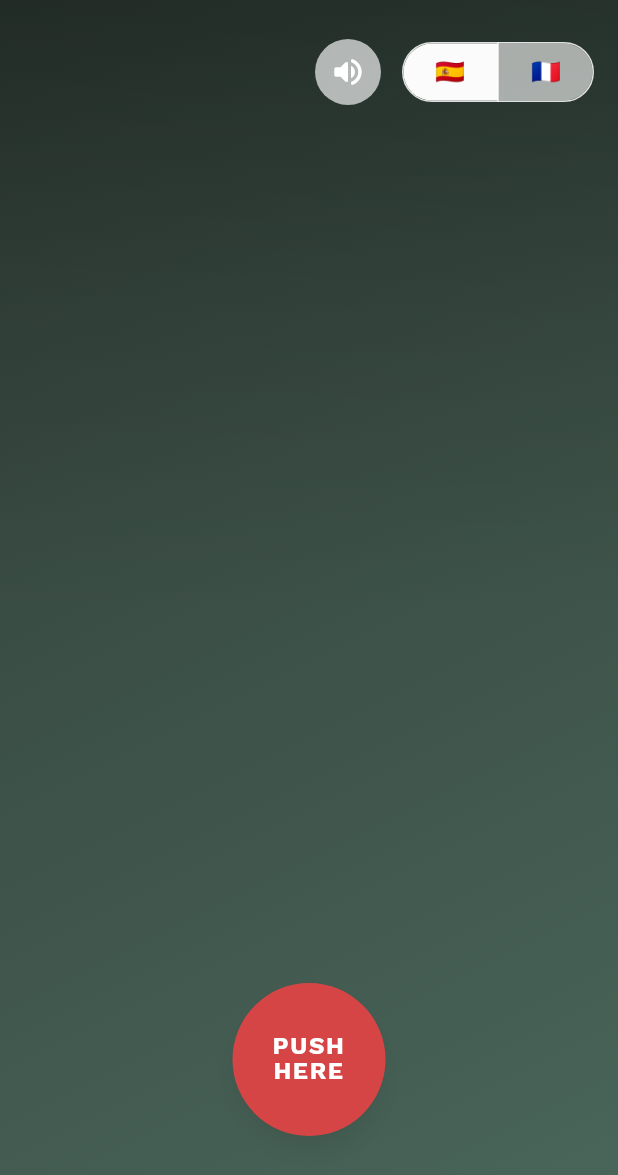
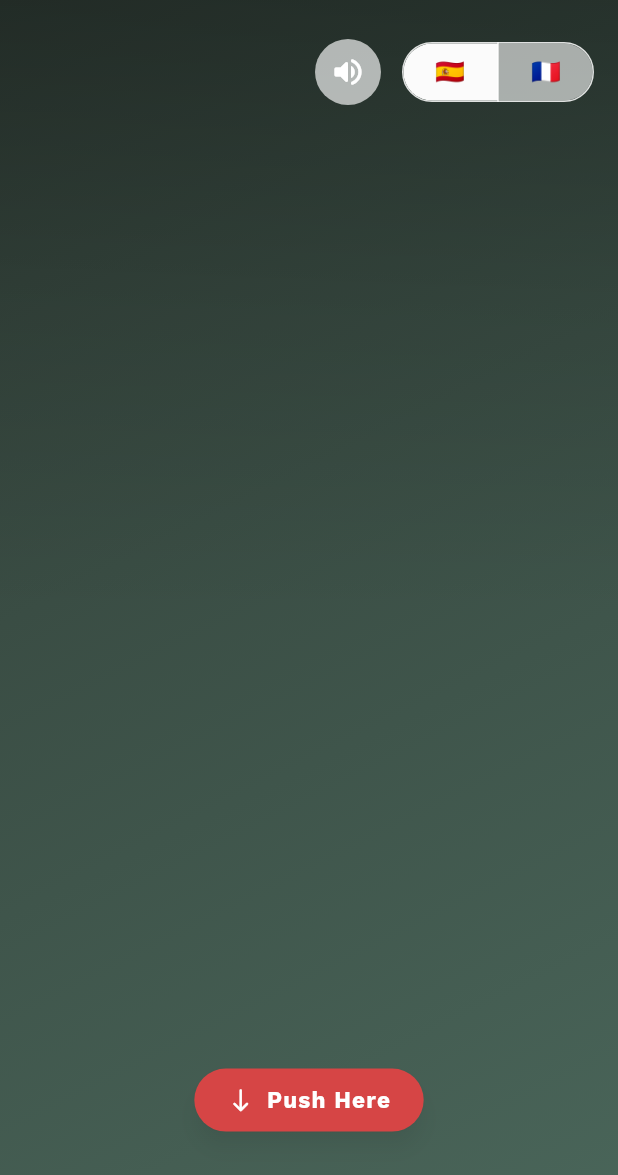
Before and after one commit to GonzaGarcia01914/ana_and_guille_wedding, a Flutter app: the screen it shows after launch, after a tap on "Toca para abrir", on a phone screen of 412 x 824 dp. Shown: the top 1175 px of the screen. Run offline on Flutter 3.47's test engine with Material 3 defaults, Android fonts, the phone set to English and light mode, and no system bars; our stand-ins replace google_fonts; missing offline and left inert: dart:html, dart:ui_web.

Commit message:
version_1.0.7

```diff
--- a/lib/main.dart
+++ b/lib/main.dart
@@ -203,7 +203,7 @@ class WeddingInvitationPage extends StatefulWidget {
     localized: {
       InvitationLocale.es: LocaleStrings(
         heroTagline: '',
-        scrollPromptLabel: 'PUSH\nHERE',
+        scrollPromptLabel: 'Push Here',
         celebrationDate:
             'Te esperamos el s\u00e1bado 19 de septiembre de 2026, a las 12:00 hs.',
         countdownTitle: 'Cuenta regresiva',
@@ -245,7 +245,7 @@ class WeddingInvitationPage extends StatefulWidget {
       ),
       InvitationLocale.fr: LocaleStrings(
         heroTagline: '',
-        scrollPromptLabel: 'PUSH\nHERE',
+        scrollPromptLabel: 'Push Here',
         celebrationDate:
             "Nous t'attendons le samedi 19 septembre 2026 \u00e0 12h00 \u00e0 Monoblet.",
         countdownTitle: 'Compte \u00e0 rebours',
@@ -759,6 +759,8 @@ class _HeroOverlayState extends State<_HeroOverlay>
   @override
   Widget build(BuildContext context) {
     final bool isWide = MediaQuery.of(context).size.width >= 720;
+    final double horizontalPadding = isWide ? 26 : 22;
+    final double verticalPadding = isWide ? 14 : 12;
     const Color buttonColor = Color(0xFFD64545);
 
     return Column(
@@ -772,28 +774,25 @@ class _HeroOverlayState extends State<_HeroOverlay>
               child: child,
             );
           },
-          child: SizedBox(
-            width: isWide ? 116 : 102,
-            height: isWide ? 116 : 102,
-            child: ElevatedButton(
+          child: ElevatedButton.icon(
             onPressed: widget.onScrollPromptTap,
             style: ElevatedButton.styleFrom(
               backgroundColor: buttonColor,
               foregroundColor: Colors.white,
               elevation: 6,
               shadowColor: Colors.black.withValues(alpha: 0.28),
-                shape: const CircleBorder(),
-                padding: EdgeInsets.zero,
-              ),
-              child: Text(
+              padding: EdgeInsets.symmetric(
+                horizontal: horizontalPadding,
+                vertical: verticalPadding,
+              ),
+              shape: const StadiumBorder(),
+            ),
+            icon: const Icon(Icons.south_rounded),
+            label: Text(
               widget.scrollPromptLabel,
-                textAlign: TextAlign.center,
-                style: TextStyle(
+              style: const TextStyle(
                 fontWeight: FontWeight.w700,
-                  letterSpacing: 1.1,
-                  fontSize: isWide ? 18 : 16,
-                  height: 1.05,
-                ),
+                letterSpacing: 0.8,
               ),
             ),
           ),
```
Also changed, not shown: docs/assets/fonts/MaterialIcons-Regular.otf, 1 other file. Lines whose indentation alone changed are shown as unchanged.
